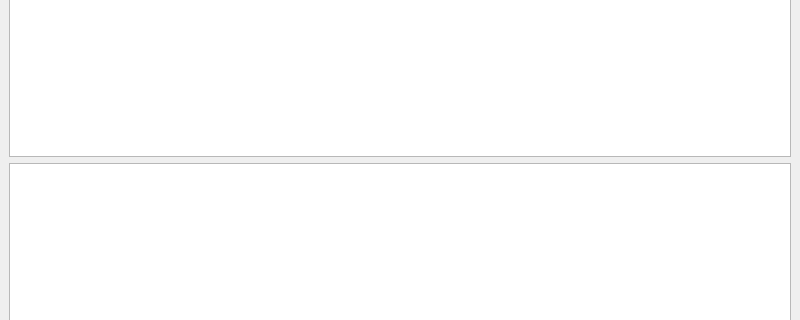
Above: forms/mainwindow.ui from momesana/qregexp-editor before the change; both pictures show x 0 to 800 and y 155 to 475 of the 800 by 600 pixel window. Below: the same form after it.
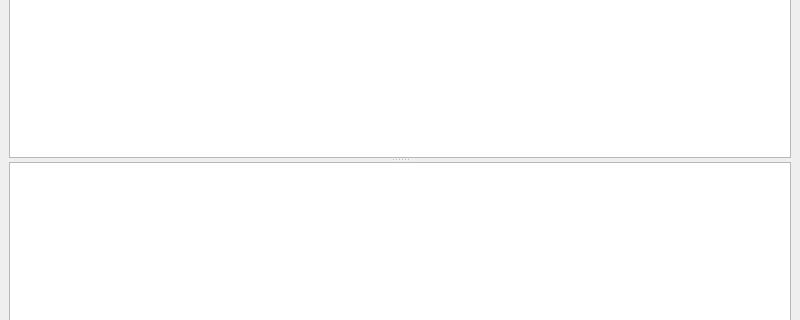
That is the form after the change.

Commit message: Readded the accidentally removed splitter that hosts the input edit and result view

```diff
--- a/forms/mainwindow.ui
+++ b/forms/mainwindow.ui
@@ -109,13 +109,16 @@
      </layout>
     </item>
     <item>
+     <widget class="QSplitter" name="splitter">
+      <property name="orientation">
+       <enum>Qt::Vertical</enum>
+      </property>
      <widget class="QPlainTextEdit" name="inputEdit"/>
-    </item>
-    <item>
      <widget class="QTreeView" name="resultView">
       <property name="alternatingRowColors">
        <bool>true</bool>
       </property>
+      </widget>
      </widget>
     </item>
     <item>
```
Lines whose indentation alone changed are shown as unchanged.
